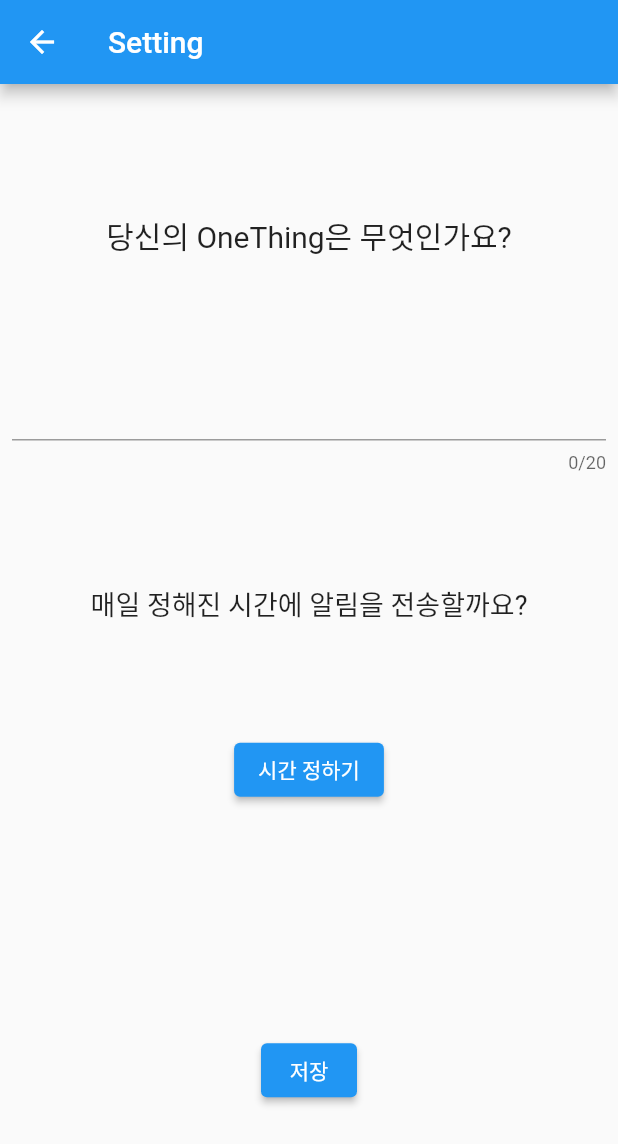
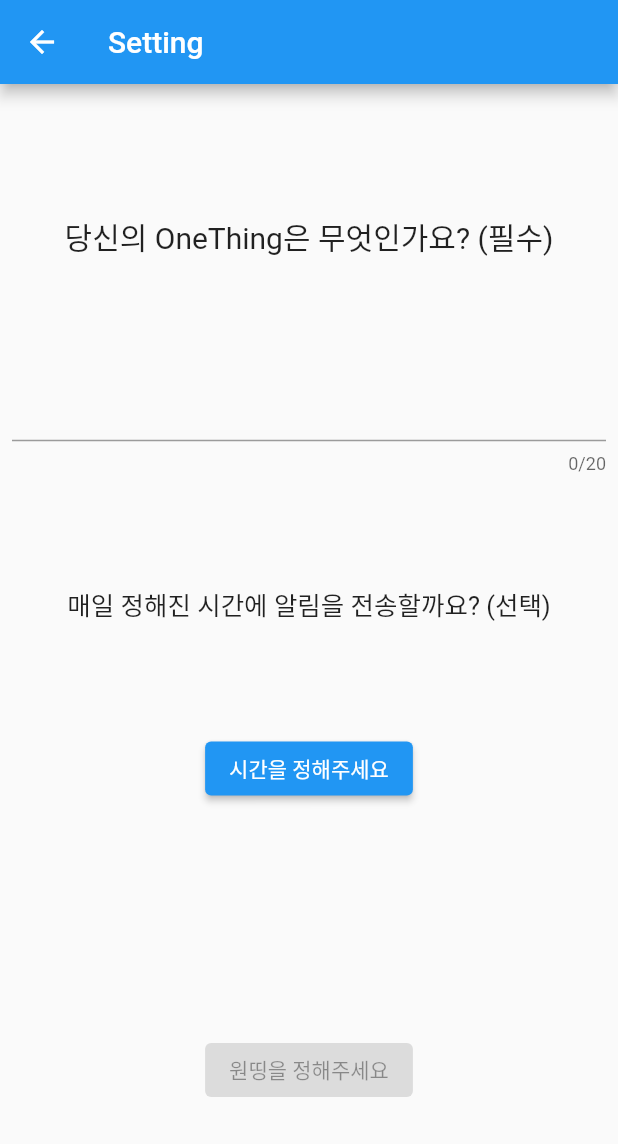
Before and after one commit to Juice-Han/one_thing_tracker_app, a Flutter app: the Setting screen opened directly, on a phone screen of 412 x 824 dp. Shown: the top 1144 px of the screen. Run offline on Flutter 3.47's test engine with Material 2 defaults, Android fonts, the phone set to English and light mode, and no system bars; drawn by our look-alikes of calendar_view; our stand-ins replace flutter_local_notifications, shared_preferences, timezone; missing offline and left inert: dart:ffi; accounts and stored records are empty.

Commit message:
add setting details

```diff
--- a/lib/components/Setting.dart
+++ b/lib/components/Setting.dart
@@ -1,20 +1,39 @@
-import 'package:flutter/cupertino.dart';
 import 'package:flutter/material.dart';
-import 'package:flutter/src/widgets/framework.dart';
-import 'package:flutter/src/widgets/placeholder.dart';
 import 'package:flutter_local_notifications/flutter_local_notifications.dart';
 import 'package:one_thing_tracker_app/main.dart';
 import 'package:provider/provider.dart';
 
 import '../notification.dart';
 
-class Setting extends StatelessWidget {
+class Setting extends StatefulWidget {
   Setting({super.key, this.changeOneThing});
 
+  var changeOneThing;
+
+  @override
+  State<Setting> createState() => _SettingState();
+}
+
+class _SettingState extends State<Setting> {
   final textController1 = TextEditingController();
   final textController2 = TextEditingController();
+  var saveIndex = 0;
 
-  var changeOneThing;
+  @override
+  void initState() {
+    super.initState();
+    textController1.addListener(() {
+      if (textController1.text.isNotEmpty) {
+        setState(() {
+          saveIndex = 1;
+        });
+      } else {
+        setState(() {
+          saveIndex = 0;
+        });
+      }
+    });
+  }
 
   @override
   Widget build(BuildContext context) {
@@ -27,12 +46,12 @@ class Setting extends StatelessWidget {
         child: Center(
             child: SingleChildScrollView(
           child: Container(
-                height: MediaQuery.of(context).size.height*9/10,
+            height: MediaQuery.of(context).size.height * 9 / 10,
             child: Column(
               mainAxisAlignment: MainAxisAlignment.spaceEvenly,
               children: [
                 Text(
-                  '당신의 OneThing은 무엇인가요?',
+                  '당신의 OneThing은 무엇인가요? (필수)',
                   style: TextStyle(fontSize: 20),
                 ),
                 TextField(
@@ -40,20 +59,27 @@ class Setting extends StatelessWidget {
                   controller: textController1,
                 ),
                 Text(
-                  '매일 정해진 시간에 알림을 전송할까요?',
-                  style: TextStyle(fontSize: 18),
+                  '매일 정해진 시간에 알림을 전송할까요? (선택)',
+                  style: TextStyle(fontSize: 17),
                 ),
                 TimePick(),
                 SizedBox(
                   height: 6,
                 ),
+                [
+                  ElevatedButton(
+                    onPressed: null,
+                    child: Text('원띵을 정해주세요'),
+                  ),
                   ElevatedButton(
                     onPressed: () {
                       Navigator.pop(context);
-                      changeOneThing(textController1.text);
+                      widget.changeOneThing(textController1.text);
                       context.read<store1>().saveOneThing(textController1.text);
                     },
-                    child: Text('저장'))
+                    child: Text('저장'),
+                  ),
+                ][saveIndex]
               ],
             ),
           ),
@@ -72,20 +98,27 @@ class TimePick extends StatefulWidget {
 
 class _TimePickState extends State<TimePick> {
   var index = 0;
+  var selectedTime;
   @override
   Widget build(BuildContext context) {
     return [
       ElevatedButton(
           onPressed: () {
-            Future<TimeOfDay?> selectedTime =
+            selectedTime =
                 showTimePicker(context: context, initialTime: TimeOfDay.now());
-            selectedTime.then((timeOfDay) =>
-                context.read<store1>().changeNotificationTime(timeOfDay));
+            selectedTime.then((timeOfDay) {
+              if (timeOfDay == null) {
+                selectedTime = null;
+                showDialog(context: context, builder: (context) => AlertDialog(title: Text('주의!'),content: Text('시간이 선택되지 않았습니다',)));
+              } else {
+                context.read<store1>().changeNotificationTime(timeOfDay);
                 setState(() {
                   index = 1;
                 });
+              }
+            });
           },
-          child: Text('시간 정하기')),
+          child: Text('시간을 정해주세요')),
       ElevatedButton(
           onPressed: () {
             FlutterLocalNotificationsPlugin flutterLocalNotificationsPlugin =
@@ -96,7 +129,7 @@ class _TimePickState extends State<TimePick> {
                 ?.requestPermission();
             showNotification(context.read<store1>().notificationTime);
           },
-          child: Text('알림 권한 허용')),
+          child: Text('버튼을 누르고 알림 권한을 허용해주세요')),
     ][index];
   }
 }
```
Lines whose indentation alone changed are shown as unchanged.
